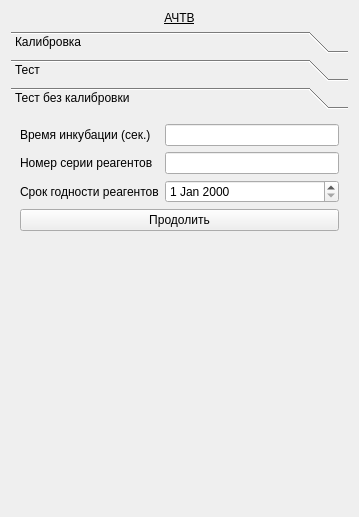
Qt form choisedialog/ko2.ui (krang4d/Agrekola) before a commit.
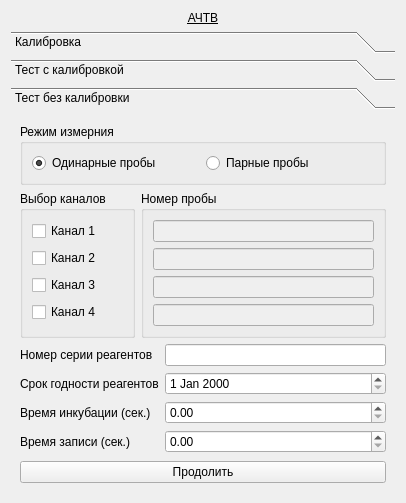
The same form after that commit. Custom widgets are drawn as their Qt base class.

Diff of the .ui file:
```diff
--- a/choisedialog/ko2.ui
+++ b/choisedialog/ko2.ui
@@ -6,8 +6,8 @@
    <rect>
     <x>0</x>
     <y>0</y>
-    <width>359</width>
-    <height>517</height>
+    <width>406</width>
+    <height>503</height>
    </rect>
   </property>
   <property name="windowTitle">
@@ -34,8 +34,8 @@
        <rect>
         <x>0</x>
         <y>0</y>
-        <width>341</width>
-        <height>399</height>
+        <width>388</width>
+        <height>385</height>
        </rect>
       </property>
       <attribute name="label">
@@ -56,6 +56,9 @@
             <property name="orientation">
              <enum>Qt::Vertical</enum>
             </property>
+            <property name="sizeType">
+             <enum>QSizePolicy::Maximum</enum>
+            </property>
             <property name="sizeHint" stdset="0">
              <size>
               <width>20</width>
@@ -110,16 +113,6 @@
               </property>
              </widget>
             </item>
-            <item row="0" column="1">
-             <widget class="QLineEdit" name="lineEdit_incube">
-              <property name="inputMethodHints">
-               <set>Qt::ImhDigitsOnly</set>
-              </property>
-              <property name="text">
-               <string/>
-              </property>
-             </widget>
-            </item>
             <item row="1" column="0">
              <widget class="QLabel" name="label_1">
               <property name="text">
@@ -171,27 +164,11 @@
               </property>
              </widget>
             </item>
-            <item row="5" column="1">
-             <widget class="QLineEdit" name="lineEdit_5"/>
-            </item>
             <item row="6" column="0">
              <widget class="QLabel" name="label_t">
               <property name="text">
                <string>Время записи (сек.)</string>
               </property>
-              <property name="buddy">
-               <cstring>lineEdit_time</cstring>
-              </property>
-             </widget>
-            </item>
-            <item row="6" column="1">
-             <widget class="QLineEdit" name="lineEdit_time">
-              <property name="inputMethodHints">
-               <set>Qt::ImhDigitsOnly</set>
-              </property>
-              <property name="text">
-               <string/>
-              </property>
              </widget>
             </item>
             <item row="2" column="1">
@@ -200,6 +177,15 @@
             <item row="4" column="1">
              <widget class="QDateEdit" name="dateEdit_2"/>
             </item>
+            <item row="5" column="1">
+             <widget class="QDoubleSpinBox" name="doubleSpinBox"/>
+            </item>
+            <item row="6" column="1">
+             <widget class="QDoubleSpinBox" name="doubleSpinBox_2"/>
+            </item>
+            <item row="0" column="1">
+             <widget class="QDoubleSpinBox" name="doubleSpinBox_3"/>
+            </item>
            </layout>
           </item>
           <item>
@@ -227,17 +213,17 @@
        </item>
       </layout>
      </widget>
-     <widget class="StartMeasurment" name="page_2">
+     <widget class="QWidget" name="page_2">
       <property name="geometry">
        <rect>
         <x>0</x>
         <y>0</y>
-        <width>341</width>
-        <height>399</height>
+        <width>388</width>
+        <height>385</height>
        </rect>
       </property>
       <attribute name="label">
-       <string>Тест</string>
+       <string>Тест с калибровкой</string>
       </attribute>
      </widget>
      <widget class="QWidget" name="page_3">
@@ -245,34 +231,133 @@
        <rect>
         <x>0</x>
         <y>0</y>
-        <width>341</width>
-        <height>399</height>
+        <width>388</width>
+        <height>385</height>
        </rect>
       </property>
       <attribute name="label">
        <string>Тест без калибровки</string>
       </attribute>
-      <layout class="QVBoxLayout" name="verticalLayout_4">
+      <layout class="QVBoxLayout" name="verticalLayout_7">
+       <item>
+        <widget class="QGroupBox" name="groupBox_probe">
+         <property name="sizePolicy">
+          <sizepolicy hsizetype="Preferred" vsizetype="Fixed">
+           <horstretch>0</horstretch>
+           <verstretch>0</verstretch>
+          </sizepolicy>
+         </property>
+         <property name="title">
+          <string notr="true">Режим измерния</string>
+         </property>
+         <property name="flat">
+          <bool>false</bool>
+         </property>
+         <property name="checkable">
+          <bool>false</bool>
+         </property>
+         <layout class="QHBoxLayout" name="horizontalLayout_2">
+          <item>
+           <widget class="QRadioButton" name="radioButton_single">
+            <property name="text">
+             <string>Одинарные пробы</string>
+            </property>
+            <property name="checked">
+             <bool>true</bool>
+            </property>
+           </widget>
+          </item>
+          <item>
+           <widget class="QRadioButton" name="radioButton_double">
+            <property name="text">
+             <string>Парные пробы</string>
+            </property>
+           </widget>
+          </item>
+         </layout>
+        </widget>
+       </item>
        <item>
         <layout class="QFormLayout" name="formLayout_2">
          <item row="0" column="0">
-          <widget class="QLabel" name="label_incube_2">
-           <property name="text">
-            <string>Время инкубации (сек.)</string>
+          <widget class="QGroupBox" name="groupBox_ch">
+           <property name="title">
+            <string>Выбор каналов</string>
            </property>
+           <layout class="QVBoxLayout" name="verticalLayout_5">
+            <item>
+             <widget class="QCheckBox" name="checkBox_ch1_2">
+              <property name="text">
+               <string>Канал 1</string>
+              </property>
+             </widget>
+            </item>
+            <item>
+             <widget class="QCheckBox" name="checkBox_ch2_2">
+              <property name="text">
+               <string>Канал 2</string>
+              </property>
+             </widget>
+            </item>
+            <item>
+             <widget class="QCheckBox" name="checkBox_ch3_2">
+              <property name="text">
+               <string>Канал 3</string>
+              </property>
+             </widget>
+            </item>
+            <item>
+             <widget class="QCheckBox" name="checkBox_ch4_2">
+              <property name="text">
+               <string>Канал 4</string>
+              </property>
+             </widget>
+            </item>
+           </layout>
           </widget>
          </item>
          <item row="0" column="1">
-          <widget class="QLineEdit" name="lineEdit_incube_2">
-           <property name="inputMethodHints">
-            <set>Qt::ImhDigitsOnly</set>
+          <widget class="QGroupBox" name="groupBox_3">
+           <property name="title">
+            <string>Номер пробы</string>
            </property>
-           <property name="text">
-            <string/>
-           </property>
+           <layout class="QVBoxLayout" name="verticalLayout_6">
+            <item>
+             <widget class="QLineEdit" name="lineEdit_ch1">
+              <property name="enabled">
+               <bool>false</bool>
+              </property>
+             </widget>
+            </item>
+            <item>
+             <widget class="QLineEdit" name="lineEdit_ch2">
+              <property name="enabled">
+               <bool>false</bool>
+              </property>
+             </widget>
+            </item>
+            <item>
+             <widget class="QLineEdit" name="lineEdit_ch3">
+              <property name="enabled">
+               <bool>false</bool>
+              </property>
+             </widget>
+            </item>
+            <item>
+             <widget class="QLineEdit" name="lineEdit_ch4">
+              <property name="enabled">
+               <bool>false</bool>
+              </property>
+             </widget>
+            </item>
+           </layout>
           </widget>
          </item>
-         <item row="1" column="0">
+        </layout>
+       </item>
+       <item>
+        <layout class="QFormLayout" name="formLayout_3">
+         <item row="0" column="0">
           <widget class="QLabel" name="label_6">
            <property name="text">
             <string>Номер серии реагентов</string>
@@ -282,42 +367,70 @@
            </property>
           </widget>
          </item>
-         <item row="1" column="1">
+         <item row="0" column="1">
           <widget class="QLineEdit" name="lineEdit_2"/>
          </item>
-         <item row="2" column="0">
+         <item row="1" column="0">
           <widget class="QLabel" name="label_7">
            <property name="text">
             <string>Срок годности реагентов</string>
            </property>
           </widget>
          </item>
-         <item row="2" column="1">
+         <item row="1" column="1">
           <widget class="QDateEdit" name="dateEdit_3"/>
          </item>
-         <item row="3" column="0" colspan="2">
-          <widget class="QPushButton" name="test2Button">
+         <item row="2" column="0">
+          <widget class="QLabel" name="label_incube_2">
            <property name="text">
-            <string>Продолить</string>
+            <string>Время инкубации (сек.)</string>
            </property>
           </widget>
          </item>
+         <item row="2" column="1">
+          <widget class="QDoubleSpinBox" name="doubleSpinBox_4"/>
+         </item>
+         <item row="3" column="0">
+          <widget class="QLabel" name="label_t_2">
+           <property name="text">
+            <string>Время записи (сек.)</string>
+           </property>
+           <property name="buddy">
+            <cstring>lineEdit_time</cstring>
+           </property>
+          </widget>
+         </item>
+         <item row="3" column="1">
+          <widget class="QDoubleSpinBox" name="doubleSpinBox_5"/>
+         </item>
         </layout>
        </item>
+       <item>
+        <spacer name="verticalSpacer_3">
+         <property name="orientation">
+          <enum>Qt::Vertical</enum>
+         </property>
+         <property name="sizeHint" stdset="0">
+          <size>
+           <width>20</width>
+           <height>213</height>
+          </size>
+         </property>
+        </spacer>
+       </item>
+       <item>
+        <widget class="QPushButton" name="test2Button">
+         <property name="text">
+          <string>Продолить</string>
+         </property>
+        </widget>
+       </item>
       </layout>
      </widget>
     </widget>
    </item>
   </layout>
  </widget>
- <customwidgets>
-  <customwidget>
-   <class>StartMeasurment</class>
-   <extends>QWidget</extends>
-   <header location="global">startmeasurment.h</header>
-   <container>1</container>
-  </customwidget>
- </customwidgets>
  <resources/>
  <connections/>
 </ui>
```
